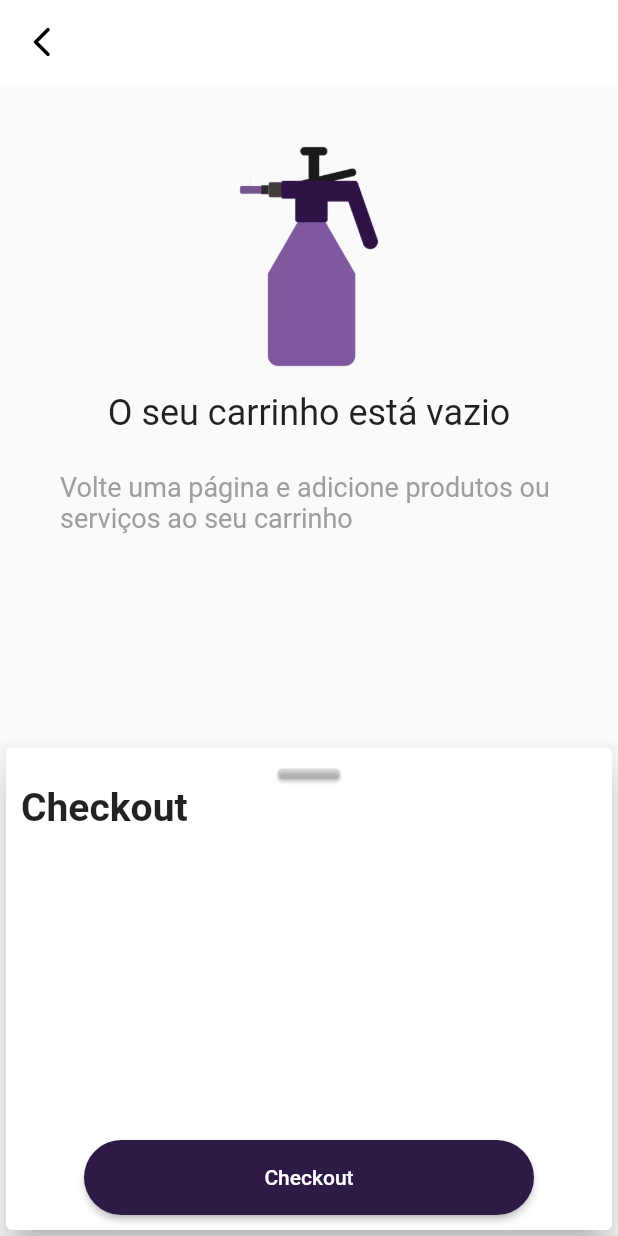
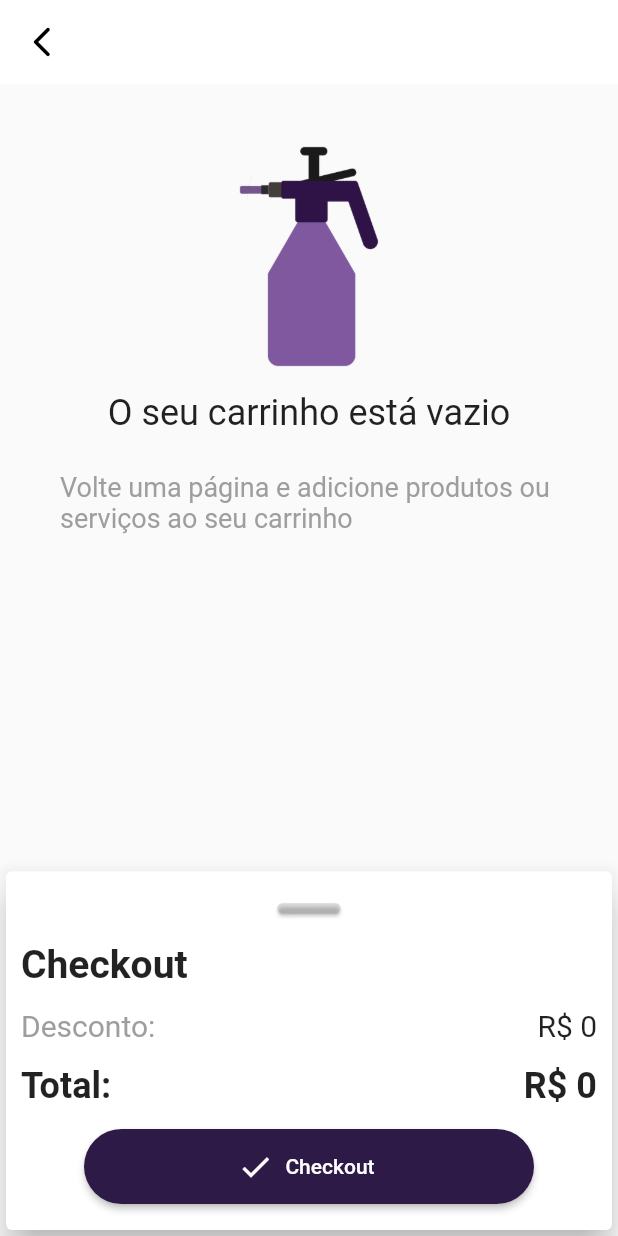
Before and after one commit to DiegoGuerra00/Comodiwash, a Flutter app: the ShoppingCartPage screen opened directly, on a phone screen of 412 x 824 dp. Run offline on Flutter 3.47's test engine with Material 2 defaults, Android fonts, the phone set to English and light mode, and no system bars; our stand-ins replace cloud_firestore, curved_navigation_bar, firebase_auth, firebase_core, flutter_rating_bar, flutter_slidable and 5 more; missing offline and left inert: quick_actions; accounts and stored records are empty.

Commit message:
Final version of shopping cart page

```diff
--- a/lib/models/cart_item.dart
+++ b/lib/models/cart_item.dart
@@ -2,7 +2,7 @@
 class CartItem {
   String icon;
   String name;
-  int price;
+  double price;
   int qtd;
 
   CartItem({
--- a/lib/models/products.dart
+++ b/lib/models/products.dart
@@ -3,7 +3,7 @@ class Products {
   String icon;
   String name;
   String description;
-  int price;
+  double price;
 
 
   Products({
--- a/lib/models/services.dart
+++ b/lib/models/services.dart
@@ -3,7 +3,7 @@ class Services {
   String icon;
   String name;
   String description;
-  int price;
+  double price;
 
 
   Services({
--- a/lib/pages/store_pages/shopping_cart_page.dart
+++ b/lib/pages/store_pages/shopping_cart_page.dart
@@ -1,4 +1,3 @@
-import 'package:comodiwash/models/cart_item.dart';
 import 'package:comodiwash/models/generic_app_bar.dart';
 import 'package:comodiwash/repositories/shopping_cart_repository.dart';
 import 'package:flutter/material.dart';
@@ -16,6 +15,7 @@ class _ShoppingCartPageState extends State<ShoppingCartPage> {
   late ShoppingCartRepository cartItems =
       Provider.of<ShoppingCartRepository>(context);
   double totalPrice = 0;
+  double discount = 0;
   NumberFormat real =
       NumberFormat.currency(locale: 'pt_BR', name: 'R\$', decimalDigits: 0);
 
@@ -48,12 +48,13 @@ class _ShoppingCartPageState extends State<ShoppingCartPage> {
   }
 
   Widget buildBody() {
-    return Consumer<ShoppingCartRepository>(builder: (context, items, child) {
-      return items.cartList.isEmpty
+    return Consumer<ShoppingCartRepository>(
+        builder: (context, cartItems, child) {
+      return cartItems.cartList.isEmpty
           ? buildEmptyListBody()
           : ListView.builder(
               physics: ClampingScrollPhysics(),
-              itemCount: items.cartList.length,
+              itemCount: cartItems.cartList.length,
               itemBuilder: (BuildContext context, int item) => Card(
                 child: Row(
                   children: [
@@ -61,7 +62,7 @@ class _ShoppingCartPageState extends State<ShoppingCartPage> {
                       padding:
                           const EdgeInsets.only(left: 8, top: 4, bottom: 4),
                       child: SizedBox(
-                        child: Image.asset(items.cartList[item].icon),
+                        child: Image.asset(cartItems.cartList[item].icon),
                         width: 75,
                         height: 75,
                       ),
@@ -72,12 +73,20 @@ class _ShoppingCartPageState extends State<ShoppingCartPage> {
                     Column(
                       crossAxisAlignment: CrossAxisAlignment.start,
                       children: [
-                        Text(items.cartList[item].name,
+                        Text(cartItems.cartList[item].name,
                             style: TextStyle(
                                 fontWeight: FontWeight.bold, fontSize: 20)),
-                        Text(real.format(items.cartList[item].price),
-                            style: TextStyle(
-                                fontWeight: FontWeight.bold, fontSize: 18))
+                        Row(
+                          children: [
+                            Text(real.format(cartItems.cartList[item].price),
+                                style: TextStyle(
+                                    fontWeight: FontWeight.bold, fontSize: 18)),
+                            SizedBox(width: 10,),
+                            Text('x', style: TextStyle(fontSize: 18, color: Colors.grey)),
+                            Text(cartItems.cartList[item].qtd.toString(),
+                                style: TextStyle(fontSize: 18, color: Colors.grey))
+                          ],
+                        )
                       ],
                     ),
                     Spacer(),
@@ -100,6 +109,7 @@ class _ShoppingCartPageState extends State<ShoppingCartPage> {
     return Padding(
       padding: const EdgeInsets.all(10.0),
       child: Column(
+        mainAxisAlignment: MainAxisAlignment.spaceAround,
         children: [
           Align(
             alignment: Alignment.center,
@@ -117,7 +127,32 @@ class _ShoppingCartPageState extends State<ShoppingCartPage> {
               style: TextStyle(fontSize: 26, fontWeight: FontWeight.bold),
             ),
           ),
-          Spacer(),
+          Row(
+            mainAxisAlignment: MainAxisAlignment.spaceBetween,
+            children: [
+              Text(
+                'Desconto:',
+                style: TextStyle(color: Colors.grey, fontSize: 20),
+              ),
+              Text(
+                real.format(discount),
+                style: TextStyle(fontSize: 20),
+              )
+            ],
+          ),
+          Row(
+            mainAxisAlignment: MainAxisAlignment.spaceBetween,
+            children: [
+              Text(
+                'Total:',
+                style: TextStyle(fontSize: 24, fontWeight: FontWeight.bold),
+              ),
+              Text(
+                real.format(totalPrice),
+                style: TextStyle(fontSize: 24, fontWeight: FontWeight.bold),
+              )
+            ],
+          ),
           checkoutButton()
         ],
       ),
@@ -125,9 +160,10 @@ class _ShoppingCartPageState extends State<ShoppingCartPage> {
   }
 
   Widget checkoutButton() {
-    return ElevatedButton(
+    return ElevatedButton.icon(
         onPressed: () {},
-        child: Text('Checkout'),
+        icon: Icon(Icons.done),
+        label: Text('Checkout'),
         style: ElevatedButton.styleFrom(
             shape: RoundedRectangleBorder(
                 borderRadius: BorderRadius.circular(100)),
@@ -145,7 +181,7 @@ class _ShoppingCartPageState extends State<ShoppingCartPage> {
             Expanded(child: buildBody()),
             Container(
               width: double.infinity,
-              height: MediaQuery.of(context).size.height * 0.4,
+              height: MediaQuery.of(context).size.height * 0.3,
               child: Card(elevation: 10, child: checkoutCard()),
             ),
           ],
--- a/lib/repositories/products_repository.dart
+++ b/lib/repositories/products_repository.dart
@@ -34,9 +34,10 @@ class ProductsRepository extends ChangeNotifier {
         String name = doc.get('name');
         String icon = doc.get('icon');
         String description = doc.get('description');
-        int price = doc.get('price');
+        int priceInt = doc.get('price');
+        double _priceDouble = priceInt.toDouble();
         _productsList.add(new Products(
-            icon: icon, name: name, description: description, price: price));
+            icon: icon, name: name, description: description, price: _priceDouble));
         notifyListeners();
       });
     }
--- a/lib/repositories/services_repository.dart
+++ b/lib/repositories/services_repository.dart
@@ -34,9 +34,10 @@ class ServicesRepository extends ChangeNotifier {
         String name = doc.get('name');
         String icon = doc.get('icon');
         String description = doc.get('description');
-        int price = doc.get('price');
+        int priceInt = doc.get('price');
+        double _priceDouble = priceInt.toDouble();
         _servicesList.add(new Services(
-            icon: icon, name: name, description: description, price: price));
+            icon: icon, name: name, description: description, price: _priceDouble));
         notifyListeners();
       });
     }
```
